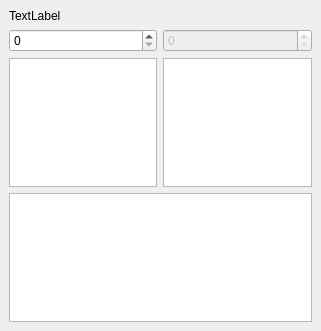
Before: the Qt Designer form resources/plugin_tilemap_dock.ui in octorock/the-little-hat, drawn with Qt 5.
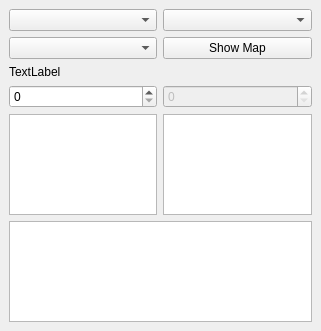
After: the same form once the commit is applied.

Diff of the .ui file:
```diff
--- a/resources/plugin_tilemap_dock.ui
+++ b/resources/plugin_tilemap_dock.ui
@@ -15,32 +15,48 @@
   </property>
   <widget class="QWidget" name="dockWidgetContents">
    <layout class="QGridLayout" name="gridLayout_2">
-    <item row="2" column="0">
+    <item row="5" column="0" colspan="2">
+     <widget class="QGraphicsView" name="graphicsView_3"/>
+    </item>
+    <item row="3" column="0">
+     <widget class="QSpinBox" name="spinBoxRoomWidth"/>
+    </item>
+    <item row="4" column="0">
      <widget class="QGraphicsView" name="graphicsView"/>
     </item>
     <item row="0" column="0">
+     <widget class="QComboBox" name="comboBoxArea"/>
+    </item>
+    <item row="2" column="0">
      <widget class="QLabel" name="labelImageView">
       <property name="text">
        <string>TextLabel</string>
       </property>
      </widget>
     </item>
-    <item row="2" column="1">
+    <item row="0" column="1">
+     <widget class="QComboBox" name="comboBoxRoom"/>
+    </item>
+    <item row="4" column="1">
      <widget class="QGraphicsView" name="graphicsView_2"/>
     </item>
-    <item row="3" column="0" colspan="2">
-     <widget class="QGraphicsView" name="graphicsView_3"/>
-    </item>
-    <item row="1" column="0">
-     <widget class="QSpinBox" name="spinBoxRoomWidth"/>
-    </item>
-    <item row="1" column="1">
+    <item row="3" column="1">
      <widget class="QSpinBox" name="spinBoxRoomHeight">
       <property name="enabled">
        <bool>false</bool>
       </property>
      </widget>
     </item>
+    <item row="1" column="0">
+     <widget class="QComboBox" name="comboBoxMap"/>
+    </item>
+    <item row="1" column="1">
+     <widget class="QPushButton" name="pushButtonShowMap">
+      <property name="text">
+       <string>Show Map</string>
+      </property>
+     </widget>
+    </item>
    </layout>
   </widget>
  </widget>
```
Left out of the diff: 2 changed lines with no effect on the pictures.
